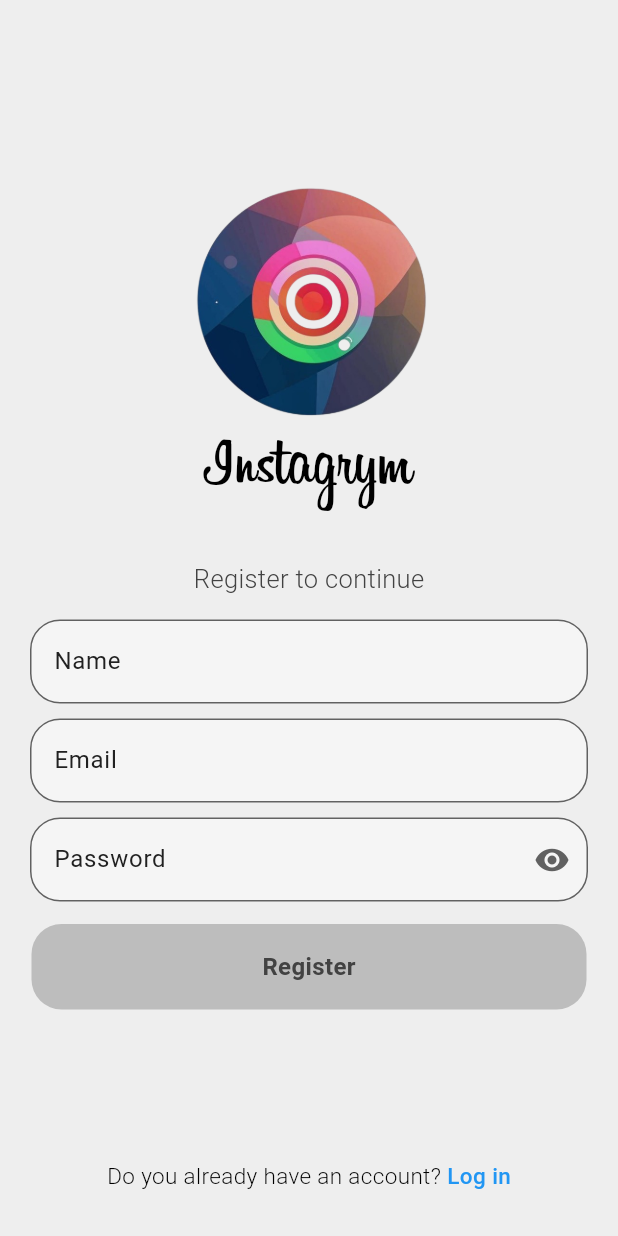
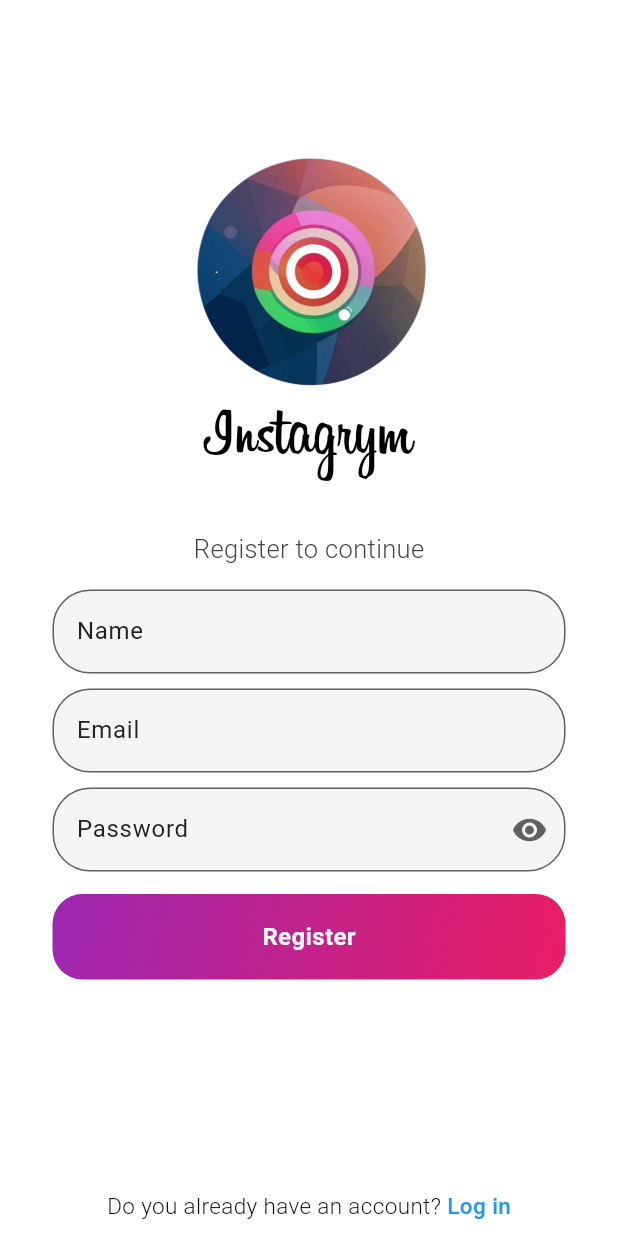
Before and after one commit to kirkanikitin/social_app, a Flutter app: the screen it shows after launch, after a tap on "Register", on a phone screen of 412 x 824 dp. Run offline on Flutter 3.47's test engine with Material 3 defaults, Android fonts, the phone set to English and light mode, and no system bars; our stand-ins replace cached_network_image, cloud_firestore, file_picker, firebase_auth, firebase_core, firebase_storage and 3 more; accounts and stored records are empty.

Commit message:
redoing-view-register-page

```diff
--- a/lib/features/auth/domain/repos/auth-repo.dart
+++ b/lib/features/auth/domain/repos/auth-repo.dart
@@ -6,6 +6,7 @@ abstract class AuthRepo {
   Future<AppUser?> loginWithEmailPassword(String email, String password);
   Future<AppUser?> registerWithEmailPassword(String name, String email, String password);
   Future<ProfileUser?> loginWithGoogle();
+  Future<bool> isNameTaken(String name);
   Future<void> logout();
   Future<AppUser?> getCurrentUser();
 }
--- a/lib/features/auth/presentation/cubits/auth-states.dart
+++ b/lib/features/auth/presentation/cubits/auth-states.dart
@@ -11,6 +11,8 @@ class Authenticated extends AuthState {
   Authenticated(this.user);
 }
 
+class NameAvailable extends AuthState {}
+
 class Unauthenticated extends AuthState {}
 
 class AuthError extends AuthState {
--- a/lib/features/auth/presentation/pages/login-page.dart
+++ b/lib/features/auth/presentation/pages/login-page.dart
@@ -1,7 +1,5 @@
 import 'package:flutter/material.dart';
 import 'package:flutter_bloc/flutter_bloc.dart';
-import 'package:flutter_signin_button/button_list.dart';
-import 'package:flutter_signin_button/button_view.dart';
 import 'package:social_app/features/auth/presentation/cubits/auth_cubit.dart';
 import 'package:social_app/features/auth/presentation/pages/reset-password-page.dart';
 import 'package:social_app/features/auth/presentation/widgets/login-button.dart';
@@ -55,11 +53,26 @@ class _LoginpageState extends State<LoginPage> {
   @override
   Widget build(BuildContext context) {
     return Scaffold(
-      body: SingleChildScrollView(
+      resizeToAvoidBottomInset: true,
+      body: GestureDetector(
+        onTap: () {
+          FocusScope.of(context).unfocus(); // снимаем фокус со всех полей
+        },
+        behavior: HitTestBehavior.translucent,
         child: SafeArea(
+          child: LayoutBuilder(
+            builder: (context, constraints) {
+              return SingleChildScrollView(
+                child: ConstrainedBox(
+                  constraints: BoxConstraints(
+                    minHeight: constraints.maxHeight, // растягиваем под экран
+                  ),
                   child: Column(
+                    mainAxisAlignment: MainAxisAlignment.spaceBetween,
                     children: [
-              const SizedBox(height: 120),
+                      Column(
+                        children: [
+                          const SizedBox(height: 100),
                           const Image(
                             image: AssetImage('lib/assets/icons/icon.png'),
                             width: 160,
@@ -98,37 +111,41 @@ class _LoginpageState extends State<LoginPage> {
                           GestureDetector(
                             onTap: () {
                               Navigator.push(
-                      context, MaterialPageRoute(
-                      builder: (context) => const ResetPasswordPage()
+                                context,
+                                MaterialPageRoute(
+                                  builder: (context) => const ResetPasswordPage(),
                                 ),
                               );
                             },
                             child: const Padding(
-                    padding: EdgeInsets.only(left: 180),
+                              padding: EdgeInsets.only(left: 150),
                               child: Text(
                                 'Forgot Your Password?',
-                      style: TextStyle(
-                        fontWeight: FontWeight.w300
-                      ),
+                                style: TextStyle(fontWeight: FontWeight.w300),
                               ),
                             ),
                           ),
                           const SizedBox(height: 8),
                           MyLoginButton(
                             onTap: login,
-                  text: 'Login'
+                            text: 'Login',
                           ),
-              const SizedBox(height: 30),
+                        ],
+                      ),
+                      Padding(
+                        padding: const EdgeInsets.only(bottom: 10, top: 40),
+                        child: Column(
+                          children: [
                             GestureDetector(
                               onTap: () async {
                                 await context.read<AuthCubit>().loginWithGoogle();
                               },
                               child: Container(
-                  width: 50, // ширина круга
-                  height: 50, // высота круга
+                                width: 45,
+                                height: 45,
                                 decoration: const BoxDecoration(
                                   shape: BoxShape.circle,
-                    color: Colors.white, // фон кнопки
+                                  color: Colors.white,
                                   boxShadow: [
                                     BoxShadow(
                                       color: Colors.black12,
@@ -139,14 +156,14 @@ class _LoginpageState extends State<LoginPage> {
                                 ),
                                 child: Center(
                                   child: Image.asset(
-                      'lib/assets/icons/google-logo.png', // твой логотип Google
+                                    'lib/assets/icons/google-logo.png',
                                     width: 24,
                                     height: 24,
                                   ),
                                 ),
                               ),
                             ),
-              const SizedBox(height: 5),
+                            const SizedBox(height: 10),
                             Row(
                               mainAxisAlignment: MainAxisAlignment.center,
                               children: [
@@ -164,13 +181,20 @@ class _LoginpageState extends State<LoginPage> {
                                     style: TextStyle(
                                       fontSize: 15,
                                       fontWeight: FontWeight.w500,
-                          color: Colors.blue
+                                      color: Colors.blue,
                                     ),
                                   ),
                                 ),
                               ],
                             ),
                           ],
+                        ),
+                      ),
+                    ],
+                  ),
+                ),
+              );
+            },
           ),
         ),
       ),
--- a/lib/features/auth/presentation/pages/register-page.dart
+++ b/lib/features/auth/presentation/pages/register-page.dart
@@ -20,13 +20,21 @@ class _RegisterPageState extends State<RegisterPage> {
   final emailController = TextEditingController();
   final pwController = TextEditingController();
 
-  void register() {
-    final String name = nameController.text.trim();
+  void register() async {
+    final String name = nameController.text.trim().toLowerCase();
     final String email = emailController.text.trim();
     final String pw = pwController.text.trim();
     final authCubit = context.read<AuthCubit>();
 
     if (email.isNotEmpty && name.isNotEmpty && pw.isNotEmpty) {
+      final isTaken = await context.read<AuthCubit>().authRepo.isNameTaken(name);
+      if (isTaken) {
+        ScaffoldMessenger.of(context).showSnackBar(
+          const SnackBar(content: Text('This name is already taken')),
+        );
+        return;
+      }
+
       authCubit.register(name, email, pw);
     } else {
       ScaffoldMessenger.of(context).showSnackBar(
@@ -48,6 +56,7 @@ class _RegisterPageState extends State<RegisterPage> {
   @override
   Widget build(BuildContext context) {
     return Scaffold(
+      resizeToAvoidBottomInset: true,
       body: BlocListener<AuthCubit, AuthState>(
         listener: (context, state) {
           if (state is AuthError) {
@@ -56,11 +65,24 @@ class _RegisterPageState extends State<RegisterPage> {
             );
           }
         },
-        child: SingleChildScrollView(
+        child: GestureDetector(
+          onTap: () => FocusScope.of(context).unfocus(), // закрываем клавиатуру
+          behavior: HitTestBehavior.translucent,
           child: SafeArea(
+            child: LayoutBuilder(
+              builder: (context, constraints) {
+                return SingleChildScrollView(
+                  child: ConstrainedBox(
+                    constraints: BoxConstraints(
+                      minHeight: constraints.maxHeight,
+                    ),
                     child: Column(
+                      mainAxisAlignment: MainAxisAlignment.spaceBetween,
                       children: [
-                const SizedBox(height: 120),
+                        // Верхний блок: логотип, поля, кнопка
+                        Column(
+                          children: [
+                            const SizedBox(height: 100),
                             const Image(
                               image: AssetImage('lib/assets/icons/icon.png'),
                               width: 160,
@@ -78,13 +100,15 @@ class _RegisterPageState extends State<RegisterPage> {
                               style: TextStyle(
                                 fontWeight: FontWeight.w300,
                                 fontSize: 17,
-                    color: Theme.of(context).colorScheme.secondaryFixed,
+                                color: Theme.of(context)
+                                    .colorScheme
+                                    .secondaryFixed,
                               ),
                             ),
                             const SizedBox(height: 15),
                             MyTextField(
                               controller: nameController,
-                  textCatapilization: TextCapitalization.sentences,
+                              textCatapilization: TextCapitalization.none,
                               hintText: 'Name',
                               obcureText: false,
                             ),
@@ -107,8 +131,11 @@ class _RegisterPageState extends State<RegisterPage> {
                               onTap: register,
                               text: 'Register',
                             ),
-                const SizedBox(height: 100),
-                Row(
+                          ],
+                        ),
+                        Padding(
+                          padding: const EdgeInsets.only(bottom: 10, top: 20),
+                          child: Row(
                             mainAxisAlignment: MainAxisAlignment.center,
                             children: [
                               const Text(
@@ -125,12 +152,18 @@ class _RegisterPageState extends State<RegisterPage> {
                                   style: TextStyle(
                                     fontSize: 15,
                                     fontWeight: FontWeight.w500,
-                            color: Colors.blue),
+                                    color: Colors.blue,
+                                  ),
                                 ),
                               ),
                             ],
                           ),
+                        ),
                       ],
+                    ),
+                  ),
+                );
+              },
             ),
           ),
         ),
--- a/lib/features/auth/presentation/widgets/login-button.dart
+++ b/lib/features/auth/presentation/widgets/login-button.dart
@@ -14,12 +14,16 @@ class MyLoginButton extends StatelessWidget {
     return GestureDetector(
       onTap: onTap,
       child: Padding(
-        padding: const EdgeInsets.symmetric(horizontal: 21),
+        padding: const EdgeInsets.symmetric(horizontal: 35),
         child: Container(
           padding: const EdgeInsets.all(17),
           decoration: BoxDecoration(
-            color: Colors.grey.shade400,
-            borderRadius: BorderRadius.circular(20)
+            borderRadius: BorderRadius.circular(20),
+            gradient: const LinearGradient(
+            colors: [Colors.purple, Colors.pink],
+            begin: Alignment.topLeft,
+            end: Alignment.bottomRight,
+          ),
             ),
           child: Center(
             child: Text(
@@ -27,7 +31,7 @@ class MyLoginButton extends StatelessWidget {
               style: TextStyle(
                 fontSize: 16,
                 fontWeight: FontWeight.bold,
-                color: Colors.grey.shade800,
+                color: Colors.grey.shade100,
               ),
             ),
           ),
--- a/lib/features/auth/presentation/widgets/text-field-eyes.dart
+++ b/lib/features/auth/presentation/widgets/text-field-eyes.dart
@@ -17,7 +17,7 @@ class MyTextFieldEyes extends StatelessWidget {
   @override
   Widget build(BuildContext context) {
     return Padding(
-      padding: const EdgeInsets.symmetric(horizontal: 20),
+      padding: const EdgeInsets.symmetric(horizontal: 35),
       child: TextField(
         cursorColor: Theme.of(context).colorScheme.tertiaryFixed,
         textInputAction: TextInputAction.next,
@@ -26,11 +26,11 @@ class MyTextFieldEyes extends StatelessWidget {
         decoration: InputDecoration(
           enabledBorder: OutlineInputBorder(
             borderSide: BorderSide(color: Theme.of(context).colorScheme.tertiaryFixed),
-            borderRadius: BorderRadius.circular(20),
+            borderRadius: BorderRadius.circular(25),
           ),
           focusedBorder: OutlineInputBorder(
             borderSide: BorderSide(color: Theme.of(context).colorScheme.tertiaryFixed),
-            borderRadius: BorderRadius.circular(17),
+            borderRadius: BorderRadius.circular(20),
           ),
           hintText: hintText,
           hintStyle: TextStyle(
--- a/lib/features/auth/presentation/widgets/text-field.dart
+++ b/lib/features/auth/presentation/widgets/text-field.dart
@@ -1,4 +1,18 @@
 import 'package:flutter/material.dart';
+import 'package:flutter/services.dart';
+
+class LowerCaseTextFormatter extends TextInputFormatter {
+  @override
+  TextEditingValue formatEditUpdate(
+      TextEditingValue oldValue,
+      TextEditingValue newValue,
+      ) {
+    return newValue.copyWith(
+      text: newValue.text.toLowerCase(),
+      selection: newValue.selection,
+    );
+  }
+}
 
 class MyTextField extends StatelessWidget {
   final TextEditingController controller;
@@ -17,8 +31,9 @@ class MyTextField extends StatelessWidget {
   @override
   Widget build(BuildContext context) {
     return Padding(
-      padding: const EdgeInsets.symmetric(horizontal: 20),
+      padding: const EdgeInsets.symmetric(horizontal: 35),
       child: TextField(
+        inputFormatters: [LowerCaseTextFormatter()],
         cursorColor: Theme.of(context).colorScheme.tertiaryFixed,
         textCapitalization: textCatapilization,
         textInputAction: TextInputAction.next,
@@ -27,11 +42,11 @@ class MyTextField extends StatelessWidget {
         decoration: InputDecoration(
           enabledBorder: OutlineInputBorder(
             borderSide: BorderSide(color: Theme.of(context).colorScheme.tertiaryFixed),
-            borderRadius: BorderRadius.circular(20),
+            borderRadius: BorderRadius.circular(25),
           ),
           focusedBorder: OutlineInputBorder(
             borderSide: BorderSide(color: Theme.of(context).colorScheme.tertiaryFixed),
-            borderRadius: BorderRadius.circular(17),
+            borderRadius: BorderRadius.circular(20),
           ),
             hintText: hintText,
             hintStyle: TextStyle(
--- a/lib/themes/light-mode.dart
+++ b/lib/themes/light-mode.dart
@@ -12,5 +12,5 @@ ThemeData lightMode = ThemeData(
     secondaryFixed: Colors.grey.shade800,
     secondaryContainer: Colors.grey.shade900,
   ),
-      scaffoldBackgroundColor: Colors.grey.shade200,
+      scaffoldBackgroundColor: Colors.white,
 );
```
Also changed, not shown: lib/features/auth/data/firebase-auth-repo.dart (+12 -4 lines), lib/features/auth/presentation/cubits/auth_cubit.dart (+15 -0 lines), 74 other files. Lines whose indentation alone changed are shown as unchanged.
